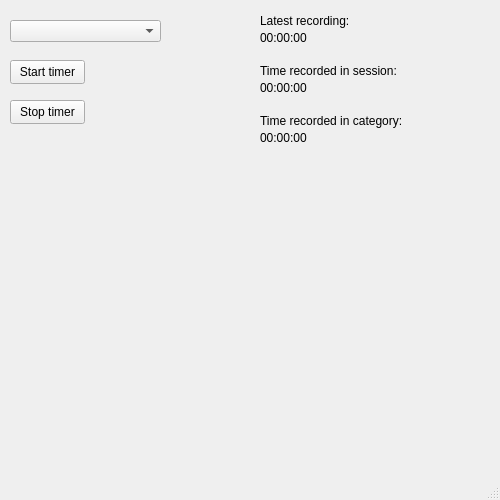
Above: timer/ui/src/main_window.ui from PiispaH/Timer before the change. Below: the same form after it.
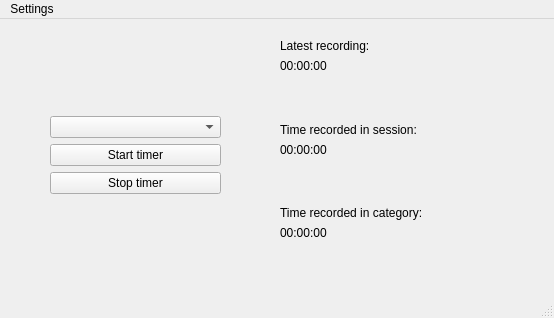
That is the form after the change. Custom widgets are drawn as their Qt base class.

Diff of the .ui file:
```diff
--- a/timer/ui/src/main_window.ui
+++ b/timer/ui/src/main_window.ui
@@ -6,49 +6,87 @@
    <rect>
     <x>0</x>
     <y>0</y>
-    <width>500</width>
-    <height>500</height>
+    <width>554</width>
+    <height>318</height>
    </rect>
   </property>
+  <property name="minimumSize">
+   <size>
+    <width>450</width>
+    <height>220</height>
+   </size>
+  </property>
   <property name="windowTitle">
    <string>MainWindow</string>
   </property>
   <widget class="QWidget" name="centralwidget">
+   <widget class="QWidget" name="verticalLayoutWidget">
+    <property name="geometry">
+     <rect>
+      <x>50</x>
+      <y>50</y>
+      <width>171</width>
+      <height>171</height>
+     </rect>
+    </property>
+    <layout class="QVBoxLayout" name="verticalLayout">
+     <item>
+      <spacer name="verticalSpacer_2">
+       <property name="orientation">
+        <enum>Qt::Orientation::Vertical</enum>
+       </property>
+       <property name="sizeHint" stdset="0">
+        <size>
+         <width>20</width>
+         <height>40</height>
+        </size>
+       </property>
+      </spacer>
+     </item>
+     <item>
+      <widget class="EditableComboBox" name="comboBox_category"/>
+     </item>
+     <item>
    <widget class="QPushButton" name="button_start_timer">
-    <property name="geometry">
-     <rect>
-      <x>10</x>
-      <y>60</y>
-      <width>75</width>
-      <height>24</height>
-     </rect>
-    </property>
     <property name="text">
      <string>Start timer</string>
     </property>
    </widget>
+     </item>
+     <item>
    <widget class="QPushButton" name="button_stop_timer">
-    <property name="geometry">
-     <rect>
-      <x>10</x>
-      <y>100</y>
-      <width>75</width>
-      <height>24</height>
-     </rect>
-    </property>
     <property name="text">
      <string>Stop timer</string>
     </property>
    </widget>
+     </item>
+     <item>
+      <spacer name="verticalSpacer">
+       <property name="orientation">
+        <enum>Qt::Orientation::Vertical</enum>
+       </property>
+       <property name="sizeHint" stdset="0">
+        <size>
+         <width>20</width>
+         <height>40</height>
+        </size>
+       </property>
+      </spacer>
+     </item>
+    </layout>
+   </widget>
+   <widget class="QWidget" name="verticalLayoutWidget_2">
+    <property name="geometry">
+     <rect>
+      <x>280</x>
+      <y>20</y>
+      <width>221</width>
+      <height>201</height>
+     </rect>
+    </property>
+    <layout class="QVBoxLayout" name="verticalLayout_2">
+     <item>
    <widget class="QLabel" name="label">
-    <property name="geometry">
-     <rect>
-      <x>260</x>
-      <y>10</y>
-      <width>231</width>
-      <height>21</height>
-     </rect>
-    </property>
     <property name="sizePolicy">
      <sizepolicy hsizetype="Preferred" vsizetype="Preferred">
       <horstretch>0</horstretch>
@@ -59,80 +97,69 @@
      <string>Latest recording:</string>
     </property>
    </widget>
+     </item>
+     <item>
    <widget class="QLabel" name="label_2">
-    <property name="geometry">
-     <rect>
-      <x>260</x>
-      <y>30</y>
-      <width>101</width>
-      <height>16</height>
-     </rect>
-    </property>
     <property name="text">
      <string>00:00:00</string>
     </property>
    </widget>
+     </item>
+     <item>
+      <spacer name="verticalSpacer_3">
+       <property name="orientation">
+        <enum>Qt::Orientation::Vertical</enum>
+       </property>
+       <property name="sizeHint" stdset="0">
+        <size>
+         <width>20</width>
+         <height>40</height>
+        </size>
+       </property>
+      </spacer>
+     </item>
+     <item>
    <widget class="QLabel" name="label_3">
-    <property name="geometry">
-     <rect>
-      <x>260</x>
-      <y>60</y>
-      <width>231</width>
-      <height>21</height>
-     </rect>
-    </property>
     <property name="text">
      <string>Time recorded in session:</string>
     </property>
    </widget>
+     </item>
+     <item>
    <widget class="QLabel" name="label_4">
-    <property name="geometry">
-     <rect>
-      <x>260</x>
-      <y>80</y>
-      <width>101</width>
-      <height>16</height>
-     </rect>
-    </property>
     <property name="text">
      <string>00:00:00</string>
     </property>
    </widget>
-   <widget class="QComboBox" name="comboBox_category">
-    <property name="geometry">
-     <rect>
-      <x>10</x>
-      <y>20</y>
-      <width>151</width>
-      <height>22</height>
-     </rect>
-    </property>
-   </widget>
+     </item>
+     <item>
+      <spacer name="verticalSpacer_4">
+       <property name="orientation">
+        <enum>Qt::Orientation::Vertical</enum>
+       </property>
+       <property name="sizeHint" stdset="0">
+        <size>
+         <width>20</width>
+         <height>40</height>
+        </size>
+       </property>
+      </spacer>
+     </item>
+     <item>
    <widget class="QLabel" name="label_5">
-    <property name="geometry">
-     <rect>
-      <x>260</x>
-      <y>110</y>
-      <width>231</width>
-      <height>21</height>
-     </rect>
-    </property>
     <property name="text">
      <string>Time recorded in category:</string>
     </property>
    </widget>
+     </item>
+     <item>
    <widget class="QLabel" name="label_6">
-    <property name="geometry">
-     <rect>
-      <x>260</x>
-      <y>130</y>
-      <width>101</width>
-      <height>16</height>
-     </rect>
-    </property>
     <property name="text">
      <string>00:00:00</string>
     </property>
+      </widget>
+     </item>
+    </layout>
    </widget>
   </widget>
   <widget class="QMenuBar" name="menubar">
@@ -140,13 +167,32 @@
     <rect>
      <x>0</x>
      <y>0</y>
-     <width>500</width>
+     <width>554</width>
      <height>23</height>
     </rect>
    </property>
+   <widget class="QMenu" name="menuSettings">
+    <property name="title">
+     <string>Settings</string>
+    </property>
+    <widget class="QMenu" name="menuSelect_database">
+     <property name="title">
+      <string>Select database</string>
+     </property>
+    </widget>
+    <addaction name="menuSelect_database"/>
+   </widget>
+   <addaction name="menuSettings"/>
   </widget>
   <widget class="QStatusBar" name="statusbar"/>
  </widget>
+ <customwidgets>
+  <customwidget>
+   <class>EditableComboBox</class>
+   <extends>QComboBox</extends>
+   <header>..category_dropdown</header>
+  </customwidget>
+ </customwidgets>
  <resources/>
  <connections/>
 </ui>
```
Lines whose indentation alone changed are shown as unchanged.
